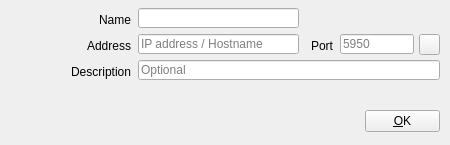
The window that src/Widgets/TriCasterDeviceDialog.ui (CasparCG/client) describes before a commit, drawn with Qt 5.
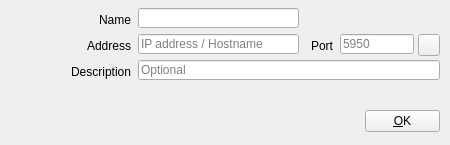
The same window after the commit. Icons and pictures are not drawn.

What changed in the file:
```diff
--- a/src/Widgets/TriCasterDeviceDialog.ui
+++ b/src/Widgets/TriCasterDeviceDialog.ui
@@ -182,10 +182,10 @@
   <widget class="QToolButton" name="toolButtonTestConnection">
    <property name="geometry">
     <rect>
-     <x>419</x>
+     <x>418</x>
      <y>34</y>
-     <width>21</width>
-     <height>21</height>
+     <width>22</width>
+     <height>22</height>
     </rect>
    </property>
    <property name="focusPolicy">
```
